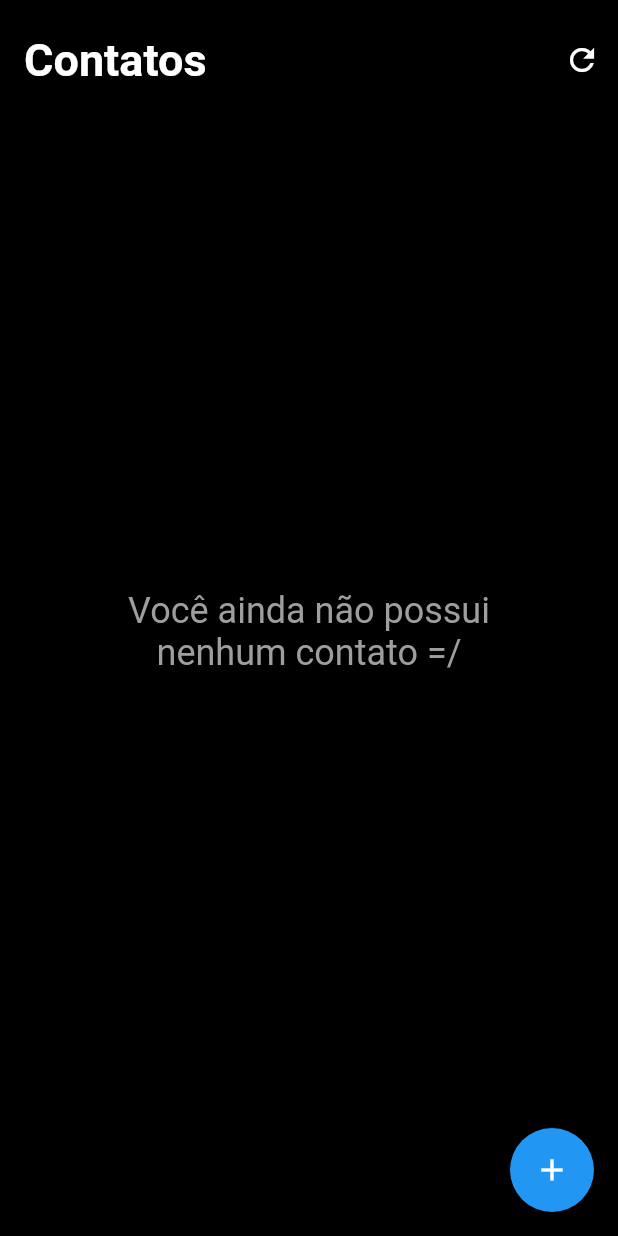
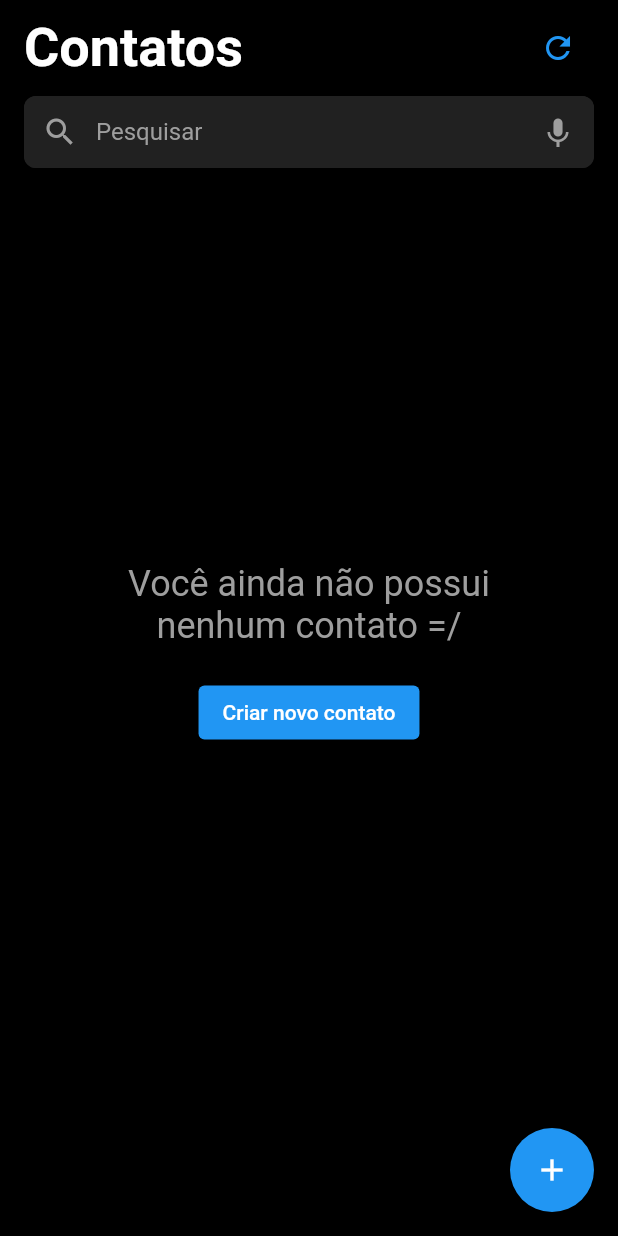
Before and after one commit to LeonardoSonsin/lista_contatos_flutter_app, a Flutter app: the screen it shows after launch, on a phone screen of 412 x 824 dp. Run offline on Flutter 3.47's test engine with Material 2 defaults, Android fonts, the phone set to English and light mode, and no system bars; our stand-ins replace mask_text_input_formatter, sqflite; accounts and stored records are empty.

Commit message:
Novas implementações e correções

```diff
--- a/lib/screens/contact_info_screen/components/contact_info_icons.dart
+++ b/lib/screens/contact_info_screen/components/contact_info_icons.dart
@@ -10,7 +10,7 @@ class ContactInfoIcons extends StatelessWidget {
   @override
   Widget build(BuildContext context) {
     return Padding(
-      padding: const EdgeInsets.symmetric(horizontal: 8.0),
+      padding: const EdgeInsets.symmetric(horizontal: 25.0),
       child: Row(
         mainAxisAlignment: MainAxisAlignment.spaceBetween,
         children: [
--- a/lib/screens/contacts_screen/contacts_screen.dart
+++ b/lib/screens/contacts_screen/contacts_screen.dart
@@ -1,5 +1,6 @@
 import 'package:flutter/material.dart';
 import 'package:lista_contatos_flutter_app/data/contact_dao.dart';
+import 'package:lista_contatos_flutter_app/themes/my_colors.dart';
 
 import '../../components/contact/contact.dart';
 import '../add_new_contact_screen/new_contact_screen.dart';
@@ -23,31 +24,70 @@ class _ContactsScreenState extends State<ContactsScreen> {
 
   AppBar contactsAppBar() {
     return AppBar(
-      toolbarHeight: 80,
-      title: const Text(
+      toolbarHeight: 120,
+      title: Column(
+        mainAxisAlignment: MainAxisAlignment.start,
+        crossAxisAlignment: CrossAxisAlignment.start,
+        children: [
+          Row(
+            mainAxisAlignment: MainAxisAlignment.spaceBetween,
+            children: [
+              const Text(
                 'Contatos',
                 style: TextStyle(
                   fontWeight: FontWeight.bold,
-          fontSize: 30,
+                  fontSize: 36,
                 ),
               ),
-      elevation: 0,
-      actions: [
               IconButton(
-          icon: const Icon(
+                icon: Icon(
                   Icons.refresh_outlined,
+                  color: MyColors().blue,
                 ),
                 onPressed: () {
                   setState(() {});
                 },
               )
             ],
+          ),
+          const SizedBox(height: 8),
+          TextFormField(
+            decoration: InputDecoration(
+              filled: true,
+              fillColor: MyColors().grey,
+              contentPadding: const EdgeInsets.symmetric(vertical: 0.0),
+              focusedBorder: OutlineInputBorder(
+                borderRadius: BorderRadius.circular(8.0),
+                borderSide: BorderSide(
+                  color:  MyColors().grey,
+                ),
+              ),
+              enabledBorder: OutlineInputBorder(
+                borderRadius: BorderRadius.circular(8.0),
+                borderSide: BorderSide(
+                  color: MyColors().grey,
+                ),
+              ),
+              hintText: 'Pesquisar',
+              hintStyle: TextStyle(color: MyColors().greyText),
+              prefixIcon: Icon(
+                Icons.search,
+                color: MyColors().greyText,
+              ),
+              suffixIcon: Icon(
+                Icons.keyboard_voice,
+                color: MyColors().greyText,
+              ),
+            ),
+          ),
+        ],
+      ),
     );
   }
 
   Padding contactsList() {
     return Padding(
-      padding: const EdgeInsets.only(top: 8, bottom: 70),
+      padding: const EdgeInsets.only(bottom: 70),
       child: FutureBuilder<List<Contact>>(
           future: ContactDao().findAll(),
           builder: (context, snapshot) {
@@ -62,13 +102,24 @@ class _ContactsScreenState extends State<ContactsScreen> {
               case ConnectionState.done:
                 if (snapshot.hasData && items != null) {
                   if (items.isNotEmpty) {
-                    return ListView.builder(
+                    return ListView.separated(
                       itemCount: items.length,
                       padding: const EdgeInsets.all(5.0),
                       itemBuilder: (context, index) {
                         Contact contact = items[index];
                         return contact;
-                        });
+                      },
+                      separatorBuilder: (context, index) {
+                        return Padding(
+                          padding: const EdgeInsets.symmetric(horizontal: 16.0),
+                          child: Container(
+                            height: 1,
+                            width: MediaQuery.of(context).size.width,
+                            color: MyColors().grey,
+                          ),
+                        );
+                      },
+                    );
                   }
                   return emptyContacts();
                 }
@@ -109,12 +160,35 @@ class _ContactsScreenState extends State<ContactsScreen> {
     );
   }
 
-  Center emptyContacts() {
-    return const Center(
-      child: Text(
+  Container emptyContacts() {
+    return Container(
+      alignment: Alignment.center,
+      child: Wrap(
+        alignment: WrapAlignment.center,
+        crossAxisAlignment: WrapCrossAlignment.center,
+        direction: Axis.vertical,
+        spacing: 20,
+        children: [
+          const Text(
             'Você ainda não possui \nnenhum contato =/',
             style: TextStyle(fontSize: 24, color: Colors.grey),
             textAlign: TextAlign.center,
+          ),
+          ElevatedButton(
+              onPressed: () {
+                showModalBottomSheet(
+                  isScrollControlled: true,
+                  shape: const RoundedRectangleBorder(
+                    borderRadius: BorderRadius.vertical(
+                      top: Radius.circular(20),
+                    ),
+                  ),
+                  context: context,
+                  builder: (newContext) => const NewContactScreen(),
+                ).then((value) => setState(() {}));
+              },
+              child: const Text('Criar novo contato'))
+        ],
       ),
     );
   }
```
Also changed, not shown: lib/screens/add_new_contact_screen/components/new_contact_appbar.dart (+5 -3 lines), lib/screens/add_new_contact_screen/new_contact_screen.dart (+5 -2 lines), lib/screens/contact_edit_info_screen/contact_edit_info_screen.dart (+5 -3 lines), lib/screens/contact_info_screen/components/contact_info_email.dart (renamed from lib/screens/contact_info_screen/components/contact_info_phone_email.dart, +7 -6 lines), lib/screens/contact_info_screen/widgets/custom_icon.dart (+28 -8 lines). Lines whose indentation alone changed are shown as unchanged.
